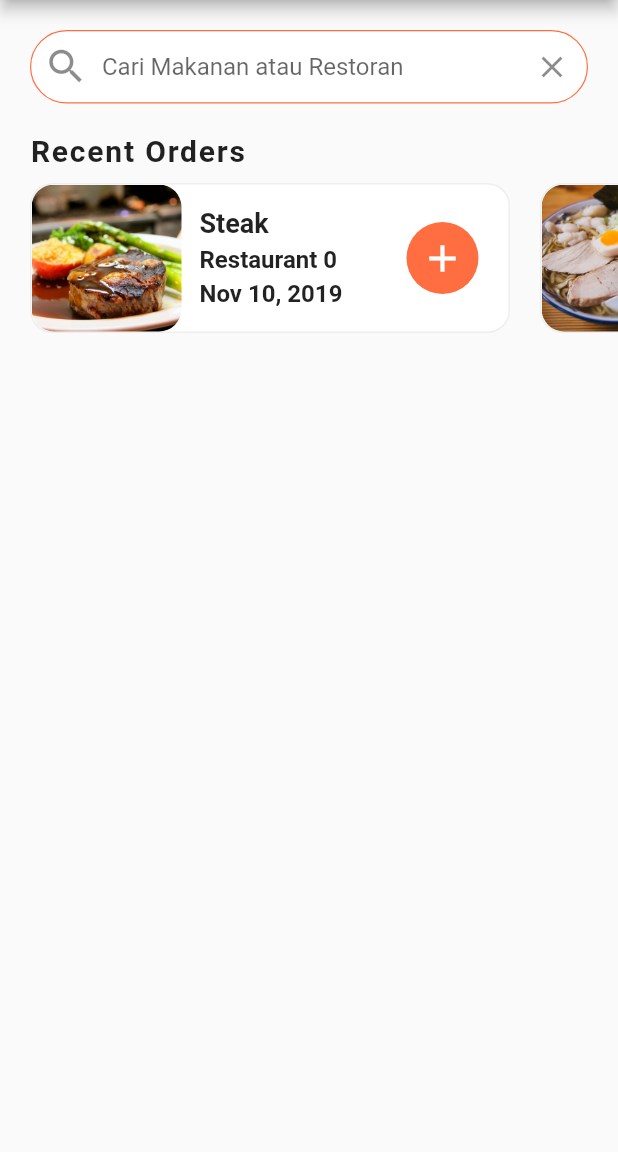
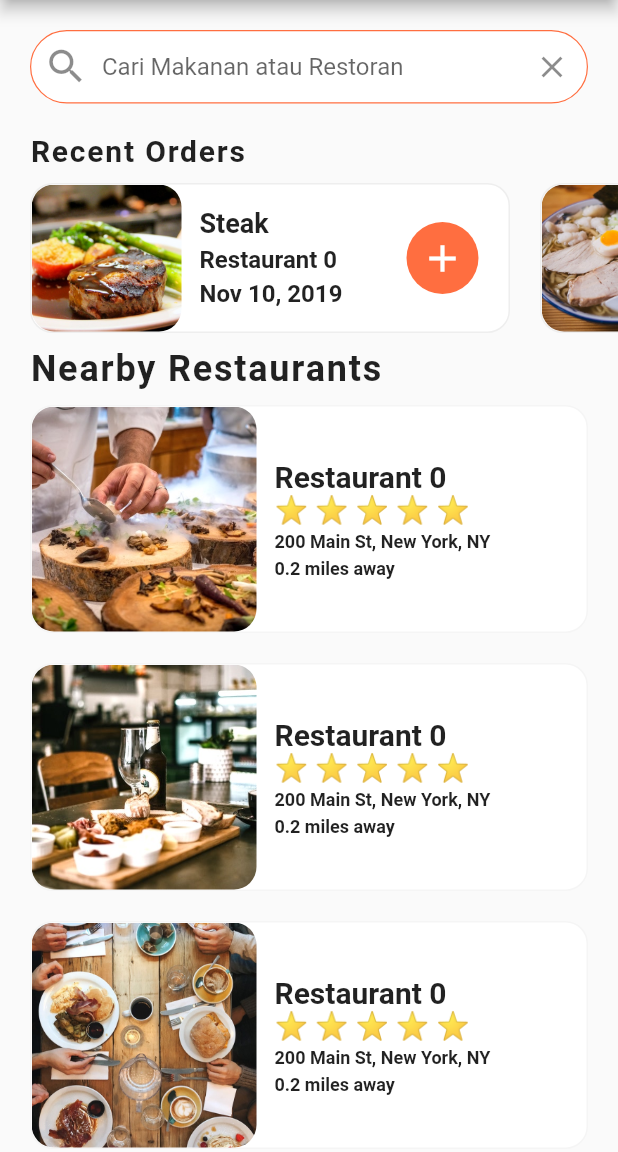
Before and after one commit to Tobils/dev-app, a Flutter app: the screen it shows after launch, on a phone screen of 412 x 824 dp, the part 84-1236 px from its top. Run offline on Flutter 3.47's test engine with Material 2 defaults, Android fonts, the phone set to English and light mode, and no system bars.

Commit message:
finish home nearby restaurant

```diff
--- a/food_delivery_ui/lib/data/data.dart
+++ b/food_delivery_ui/lib/data/data.dart
@@ -69,6 +69,14 @@ final _restaurant4 = Restaurant(
   menu: [_burito, _ramen, _pancakes, _burger, _salmon],
 );
 
+final List<Restaurant> restaurants = [
+  _restaurant0,
+  _restaurant1,
+  _restaurant2,
+  _restaurant3,
+  _restaurant4,
+];
+
 // User
 final currentUser = User(name: 'Frika', orders: [
   Order(
--- a/food_delivery_ui/lib/screens/home_screen.dart
+++ b/food_delivery_ui/lib/screens/home_screen.dart
@@ -1,5 +1,7 @@
 import 'package:flutter/material.dart';
 import 'package:food_delivery_ui/data/data.dart';
+import 'package:food_delivery_ui/models/restaurant.dart';
+import 'package:food_delivery_ui/widgets/rating.stars.dart';
 import 'package:food_delivery_ui/widgets/recent_orders.dart';
 
 class HomeScreen extends StatefulWidget {
@@ -8,6 +10,66 @@ class HomeScreen extends StatefulWidget {
 }
 
 class _HomeScreenState extends State<HomeScreen> {
+  _buildRestaurants() {
+    List<Widget> restaurantList = [];
+
+    restaurants.forEach((Restaurant restaurant) {
+      restaurantList.add(
+        Container(
+          margin: EdgeInsets.symmetric(horizontal: 20.0, vertical: 10.0),
+          decoration: BoxDecoration(
+            color: Colors.white,
+            borderRadius: BorderRadius.circular(15.0),
+            border: Border.all(width: 1.0, color: Colors.grey[100]),
+          ),
+          child: Row(children: <Widget>[
+            ClipRRect(
+              borderRadius: BorderRadius.circular(15.0),
+              child: Image(
+                height: 150.0,
+                width: 150.0,
+                image: AssetImage(restaurant.imageUrl),
+                fit: BoxFit.cover,
+              ),
+            ),
+            Container(
+              margin: EdgeInsets.all(12.0),
+              child: Column(
+                mainAxisAlignment: MainAxisAlignment.center,
+                crossAxisAlignment: CrossAxisAlignment.start,
+                children: <Widget>[
+                  Text(
+                    restaurant.name,
+                    style:
+                        TextStyle(fontSize: 20.0, fontWeight: FontWeight.bold),
+                    overflow: TextOverflow.ellipsis,
+                  ),
+                  RatingStars(restaurant.rating),
+                  SizedBox(height: 4.0),
+                  Text(
+                    restaurant.address,
+                    style:
+                        TextStyle(fontSize: 12.0, fontWeight: FontWeight.w600),
+                    overflow: TextOverflow.ellipsis,
+                  ),
+                  SizedBox(height: 4.0),
+                  Text(
+                    '0.2 miles away',
+                    style:
+                        TextStyle(fontSize: 12.0, fontWeight: FontWeight.w600),
+                    overflow: TextOverflow.ellipsis,
+                  ),
+                ],
+              ),
+            ),
+          ]),
+        ),
+      );
+    });
+
+    return Column(children: restaurantList);
+  }
+
   @override
   Widget build(BuildContext context) {
     return Scaffold(
@@ -28,6 +90,7 @@ class _HomeScreenState extends State<HomeScreen> {
       ),
       body: ListView(
         children: <Widget>[
+          // search field
           Padding(
               padding: EdgeInsets.all(20.0),
               child: TextField(
@@ -51,6 +114,21 @@ class _HomeScreenState extends State<HomeScreen> {
                       suffixIcon: IconButton(
                           icon: Icon(Icons.clear), onPressed: () {})))),
           RecentOrders(),
+          Column(
+            crossAxisAlignment: CrossAxisAlignment.start,
+            children: <Widget>[
+              Padding(
+                  padding: EdgeInsets.symmetric(horizontal: 20.0),
+                  child: Text(
+                    'Nearby Restaurants',
+                    style: TextStyle(
+                        fontSize: 24.0,
+                        fontWeight: FontWeight.w600,
+                        letterSpacing: 1.2),
+                  )),
+              _buildRestaurants(),
+            ],
+          ),
         ],
       ),
     );
--- /dev/null
+++ b/food_delivery_ui/lib/widgets/rating.stars.dart
@@ -0,0 +1,18 @@
+import 'package:flutter/material.dart';
+
+class RatingStars extends StatelessWidget {
+  final int rating;
+  RatingStars(this.rating);
+
+  @override
+  Widget build(BuildContext context) {
+    String stars = '';
+    for (int i = 0; i < rating; i++) {
+      stars += '⭐ ';
+    }
+    return Text(
+      stars,
+      style: TextStyle(fontSize: 18.0),
+    );
+  }
+}
```
